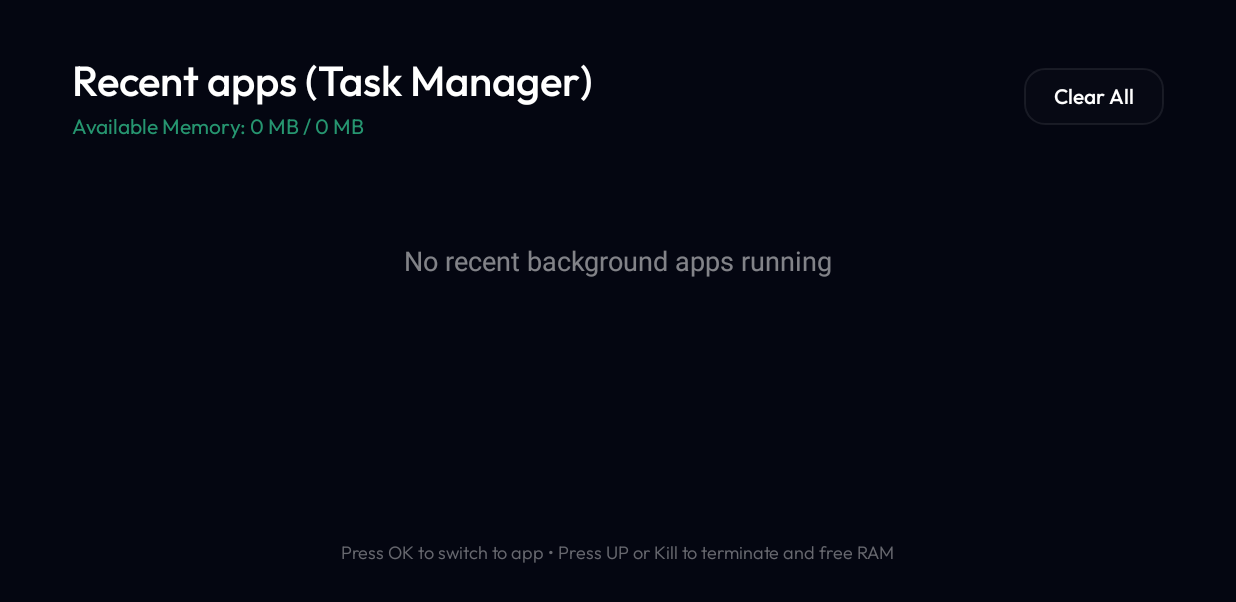
After one commit to sivaprasad2003/rebirth-your-tv, an Android app: the RecentsActivity screen opened directly, with no data from a screen before it, on a phone screen of 824 x 412 dp (held sideways). The commit adds this screen. Shown: the top 602 px of the screen. Run offline under Robolectric (Android 15) with nearby library versions, the phone set to English and light mode, and no system bars.

Commit message:
feat: implement long-press Home recent apps task switcher and RAM killer

```diff
--- a/launcher/app/src/main/java/com/gathin/tvhome/AppLibraryDialog.java
+++ b/launcher/app/src/main/java/com/gathin/tvhome/AppLibraryDialog.java
@@ -499,6 +499,7 @@ final class AppLibraryDialog {
         // TV apps keep the leanback launch intent, so an app already running resumes instead of restarting.
         if (tvPackages.contains(app.activityInfo.packageName)) intent.addCategory(Intent.CATEGORY_LEANBACK_LAUNCHER);
         intent.addFlags(Intent.FLAG_ACTIVITY_NEW_TASK | Intent.FLAG_ACTIVITY_RESET_TASK_IF_NEEDED);
+        RecentApps.record(activity, app.activityInfo.packageName);
         try { activity.startActivity(intent); }
         catch (ActivityNotFoundException | SecurityException e) {
             Toast.makeText(activity, activity.getString(R.string.cant_open, label(app)), Toast.LENGTH_SHORT).show();
--- a/launcher/app/src/main/java/com/gathin/tvhome/LauncherSettingsActivity.java
+++ b/launcher/app/src/main/java/com/gathin/tvhome/LauncherSettingsActivity.java
@@ -46,6 +46,7 @@ public final class LauncherSettingsActivity extends Activity {
     private TextView oledModeChoice;
     private TextView fadeRowsChoice;
     private TextView settingsKeyPanelChoice;
+    private TextView recentAppsChoice;
     private TextView tileMenuChoice;
     private TextView screensaverChoice;
     private TextView clockStyleChoice;
@@ -273,6 +274,8 @@ public final class LauncherSettingsActivity extends Activity {
             changed();
             refresh();
         });
+        recentAppsChoice = findViewById(R.id.recentAppsChoice);
+        recentAppsChoice.setOnClickListener(v -> startActivity(new Intent(this, RecentsActivity.class)));
         tileMenuChoice = findViewById(R.id.tileMenuChoice);
         tileMenuChoice.setOnClickListener(v -> {
             tileMenu = !tileMenu;
@@ -603,6 +606,7 @@ public final class LauncherSettingsActivity extends Activity {
                 getString(fadeRows ? R.string.on : R.string.off)));
         settingsKeyPanelChoice.setText(getString(R.string.settings_key_panel_state,
                 getString(settingsKeyPanel ? R.string.settings_key_panel_quick : R.string.settings_key_panel_system)));
+        recentAppsChoice.setText(getString(R.string.recent_apps_title));
         tileMenuChoice.setText(getString(R.string.tile_menu_state,
                 getString(tileMenu ? R.string.on : R.string.off)));
         int idleMins = choices.getInt("home_idle_clock_minutes", 10);
--- a/launcher/app/src/main/java/com/gathin/tvhome/QuickSettingsActivity.java
+++ b/launcher/app/src/main/java/com/gathin/tvhome/QuickSettingsActivity.java
@@ -30,6 +30,8 @@ public final class QuickSettingsActivity extends Activity {
         addRow(rows, R.drawable.ic_sound, R.string.quick_sound, 0, SystemSettings.intent(this, Settings.ACTION_SOUND_SETTINGS));
         addRow(rows, R.drawable.ic_apps, R.string.quick_apps, 0,
                 SystemSettings.intent(this, Settings.ACTION_MANAGE_APPLICATIONS_SETTINGS));
+        addRow(rows, R.drawable.ic_apps, R.string.recent_apps_title, 0,
+                new Intent(this, RecentsActivity.class));
         // Through Home, so it rebuilds with the new choices when Launcher settings closes.
         addRow(rows, R.drawable.ic_home_settings, R.string.launcher_settings, 0,
                 new Intent(this, MainActivity.class).setAction(MainActivity.ACTION_LAUNCHER_SETTINGS));
--- /dev/null
+++ b/launcher/app/src/main/java/com/gathin/tvhome/RecentsActivity.java
@@ -0,0 +1,127 @@
+package com.gathin.tvhome;
+
+import android.app.Activity;
+import android.app.ActivityManager;
+import android.content.Context;
+import android.content.Intent;
+import android.os.Bundle;
+import android.view.KeyEvent;
+import android.view.View;
+import android.widget.ImageView;
+import android.widget.LinearLayout;
+import android.widget.TextView;
+import android.widget.Toast;
+
+import java.util.List;
+
+/**
+ * Task switcher and memory cleaner: displays recent applications in Leanback glass cards,
+ * allowing instant app switching and 1-click background task termination to reclaim RAM.
+ */
+public final class RecentsActivity extends Activity {
+
+    private TextView ramStats;
+    private LinearLayout container;
+    private View emptyText;
+
+    @Override
+    protected void onCreate(Bundle savedInstanceState) {
+        super.onCreate(savedInstanceState);
+        setContentView(R.layout.activity_recents);
+
+        findViewById(R.id.recentsScrim).setOnClickListener(v -> finish());
+        ramStats = findViewById(R.id.recentsRamStats);
+        container = findViewById(R.id.recentsContainer);
+        emptyText = findViewById(R.id.emptyRecentsText);
+
+        findViewById(R.id.btnClearAll).setOnClickListener(v -> {
+            RecentApps.killAll(this);
+            container.removeAllViews();
+            emptyText.setVisibility(View.VISIBLE);
+            updateRamStats();
+            Toast.makeText(this, R.string.all_tasks_killed, Toast.LENGTH_SHORT).show();
+        });
+
+        populateRecents();
+        updateRamStats();
+    }
+
+    private void updateRamStats() {
+        ActivityManager am = (ActivityManager) getSystemService(Context.ACTIVITY_SERVICE);
+        if (am != null) {
+            ActivityManager.MemoryInfo mi = new ActivityManager.MemoryInfo();
+            am.getMemoryInfo(mi);
+            long availMb = mi.availMem / (1024 * 1024);
+            long totalMb = mi.totalMem / (1024 * 1024);
+            ramStats.setText(getString(R.string.ram_status, availMb, totalMb));
+        }
+    }
+
+    private void populateRecents() {
+        container.removeAllViews();
+        List<RecentApps.Entry> entries = RecentApps.getRecentEntries(this);
+        if (entries.isEmpty()) {
+            emptyText.setVisibility(View.VISIBLE);
+            return;
+        }
+        emptyText.setVisibility(View.GONE);
+
+        for (RecentApps.Entry entry : entries) {
+            View card = getLayoutInflater().inflate(R.layout.item_recent_app, container, false);
+            ((ImageView) card.findViewById(R.id.appIcon)).setImageDrawable(entry.icon);
+            ((TextView) card.findViewById(R.id.appLabel)).setText(entry.label);
+
+            // Click / OK: Switch to app
+            card.setOnClickListener(v -> {
+                Intent launch = getPackageManager().getLaunchIntentForPackage(entry.packageName);
+                if (launch != null) {
+                    finish();
+                    try {
+                        startActivity(launch);
+                    } catch (Exception e) {
+                        Toast.makeText(this, R.string.not_available, Toast.LENGTH_SHORT).show();
+                    }
+                }
+            });
+
+            // DPAD_UP: Kill app
+            card.setOnKeyListener((v, keyCode, event) -> {
+                if (event.getAction() == KeyEvent.ACTION_DOWN && keyCode == KeyEvent.KEYCODE_DPAD_UP) {
+                    killCard(card, entry);
+                    return true;
+                }
+                return false;
+            });
+
+            // Click on kill button
+            card.findViewById(R.id.btnKillApp).setOnClickListener(v -> killCard(card, entry));
+
+            container.addView(card);
+        }
+
+        if (container.getChildCount() > 0) {
+            container.getChildAt(0).requestFocus();
+        }
+    }
+
+    private void killCard(View card, RecentApps.Entry entry) {
+        RecentApps.kill(this, entry.packageName);
+        card.animate().alpha(0f).translationY(-40f).setDuration(180).withEndAction(() -> {
+            container.removeView(card);
+            if (container.getChildCount() == 0) {
+                emptyText.setVisibility(View.VISIBLE);
+            } else {
+                container.getChildAt(0).requestFocus();
+            }
+            updateRamStats();
+        }).start();
+        Toast.makeText(this, getString(R.string.task_killed, entry.label), Toast.LENGTH_SHORT).show();
+    }
+
+    @Override
+    protected void onPause() {
+        super.onPause();
+        finish();
+        overridePendingTransition(0, 0);
+    }
+}
--- a/launcher/app/src/main/res/layout/activity_launcher_settings.xml
+++ b/launcher/app/src/main/res/layout/activity_launcher_settings.xml
@@ -202,7 +202,7 @@
                 android:layout_marginTop="10dp" />
 
             <TextView
-                android:id="@+id/festivalChoice"
+                android:id="@+id/recentAppsChoice"
                 style="@style/SettingsRow"
                 android:layout_marginTop="10dp" />
 
--- /dev/null
+++ b/launcher/app/src/main/res/layout/activity_recents.xml
@@ -0,0 +1,106 @@
+<?xml version="1.0" encoding="utf-8"?>
+<FrameLayout xmlns:android="http://schemas.android.com/apk/res/android"
+    android:id="@+id/recentsScrim"
+    android:layout_width="match_parent"
+    android:layout_height="match_parent"
+    android:background="#D9050814">
+
+    <LinearLayout
+        android:layout_width="match_parent"
+        android:layout_height="match_parent"
+        android:orientation="vertical"
+        android:paddingStart="48dp"
+        android:paddingEnd="48dp"
+        android:paddingTop="36dp"
+        android:paddingBottom="36dp">
+
+        <!-- Header -->
+        <RelativeLayout
+            android:layout_width="match_parent"
+            android:layout_height="wrap_content"
+            android:layout_marginBottom="24dp">
+
+            <LinearLayout
+                android:layout_width="wrap_content"
+                android:layout_height="wrap_content"
+                android:layout_alignParentStart="true"
+                android:layout_centerVertical="true"
+                android:orientation="vertical">
+
+                <TextView
+                    android:id="@+id/recentsTitle"
+                    android:layout_width="wrap_content"
+                    android:layout_height="wrap_content"
+                    android:text="@string/recent_apps_title"
+                    android:textColor="#FFFFFFFF"
+                    android:textSize="28sp"
+                    android:fontFamily="@string/font_medium" />
+
+                <TextView
+                    android:id="@+id/recentsRamStats"
+                    android:layout_width="wrap_content"
+                    android:layout_height="wrap_content"
+                    android:layout_marginTop="4dp"
+                    android:textColor="#B334D399"
+                    android:textSize="14sp"
+                    android:fontFamily="@string/font_regular" />
+            </LinearLayout>
+
+            <TextView
+                android:id="@+id/btnClearAll"
+                android:layout_width="wrap_content"
+                android:layout_height="wrap_content"
+                android:layout_alignParentEnd="true"
+                android:layout_centerVertical="true"
+                android:text="@string/kill_all_tasks"
+                android:textColor="#FFFFFFFF"
+                android:textSize="14sp"
+                android:fontFamily="@string/font_medium"
+                android:paddingStart="20dp"
+                android:paddingEnd="20dp"
+                android:paddingTop="10dp"
+                android:paddingBottom="10dp"
+                android:background="@drawable/settings_choice_bg"
+                android:focusable="true" />
+        </RelativeLayout>
+
+        <!-- Empty state -->
+        <TextView
+            android:id="@+id/emptyRecentsText"
+            android:layout_width="match_parent"
+            android:layout_height="0dp"
+            android:layout_weight="1"
+            android:gravity="center"
+            android:text="@string/no_recent_apps"
+            android:textColor="#80FFFFFF"
+            android:textSize="18sp"
+            android:visibility="gone" />
+
+        <!-- Cards Horizontal Scroll -->
+        <HorizontalScrollView
+            android:id="@+id/recentsScroll"
+            android:layout_width="match_parent"
+            android:layout_height="0dp"
+            android:layout_weight="1"
+            android:scrollbars="none"
+            android:overScrollMode="never">
+
+            <LinearLayout
+                android:id="@+id/recentsContainer"
+                android:layout_width="wrap_content"
+                android:layout_height="match_parent"
+                android:orientation="horizontal"
+                android:gravity="center_vertical" />
+        </HorizontalScrollView>
+
+        <TextView
+            android:layout_width="wrap_content"
+            android:layout_height="wrap_content"
+            android:layout_gravity="center_horizontal"
+            android:layout_marginTop="16dp"
+            android:text="Press OK to switch to app • Press UP or Kill to terminate and free RAM"
+            android:textColor="#66FFFFFF"
+            android:textSize="12sp"
+            android:fontFamily="@string/font_light" />
+    </LinearLayout>
+</FrameLayout>
--- a/launcher/app/src/main/res/values/strings.xml
+++ b/launcher/app/src/main/res/values/strings.xml
@@ -77,6 +77,15 @@
     <string name="settings_key_panel_quick">Quick Glass Panel</string>
     <string name="tile_menu_state">Tile context menu: %1$s</string>
     <string name="action_uninstall">Uninstall</string>
+    <string name="recent_apps_title">Recent apps (Task Manager)</string>
+    <string name="recent_apps_state">Recent apps (Task Manager)</string>
+    <string name="kill_all_tasks">Clear All</string>
+    <string name="ram_status">Available Memory: %1$d MB / %2$d MB</string>
+    <string name="no_recent_apps">No recent background apps running</string>
+    <string name="task_killed">%1$s terminated • RAM freed</string>
+    <string name="all_tasks_killed">All background apps cleared • RAM freed</string>
+    <string name="switch_to_app">Switch To</string>
+    <string name="kill_app">Kill App</string>
     <string name="turbo_motion_state">Turbo motion (0.5x): %1$s</string>
     <string name="oled_mode_state">OLED pure black mode: %1$s</string>
     <string name="clock_style_state">Clock typography: %1$s</string>
```
Also changed, not shown: launcher/app/src/main/AndroidManifest.xml (+11 -0 lines), launcher/app/src/main/java/com/gathin/tvhome/HomeKeyService.java (+35 -8 lines), launcher/app/src/main/java/com/gathin/tvhome/MainActivity.java (+32 -2 lines), launcher/app/src/main/java/com/gathin/tvhome/RecentApps.java (added, +129 -0 lines), launcher/app/src/main/res/layout/item_recent_app.xml (added, +53 -0 lines), 2 other files.
